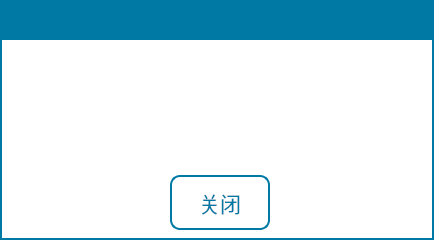
Before: the Qt Designer form SS_GDE/MsgBox/infobox.ui in Micheal1022/SS_GDE_Project, drawn with Qt 5.
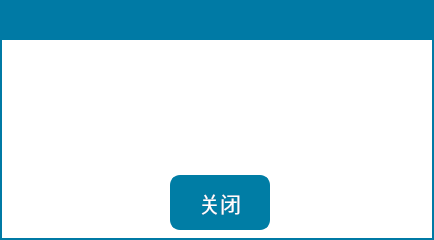
After: the same form once the commit is applied. Icons and pictures are not drawn.

Patch:
```diff
--- a/SS_GDE/MsgBox/infobox.ui
+++ b/SS_GDE/MsgBox/infobox.ui
@@ -21,14 +21,14 @@
 }
 QToolButton{
 font: 16pt &quot;楷体&quot;;
-color:rgb(0, 122, 165);
-border:2px solid rgb(0, 122, 165);
+color:rgb(255, 255, 255);
+border:2px solid rgb(0, 125, 165);
 border-radius:10px;
-background-color: rgb(255, 255, 255);
+background-color: rgb(0, 125, 165);
 }
 QLabel{
 font: 14pt &quot;楷体&quot;;
-color: rgb(0, 122, 165);
+color: rgb(0, 125, 165);
 }
 </string>
   </property>
@@ -59,7 +59,7 @@
    </property>
    <property name="iconSize">
     <size>
-     <width>30</width>
+     <width>40</width>
      <height>30</height>
     </size>
    </property>
```
